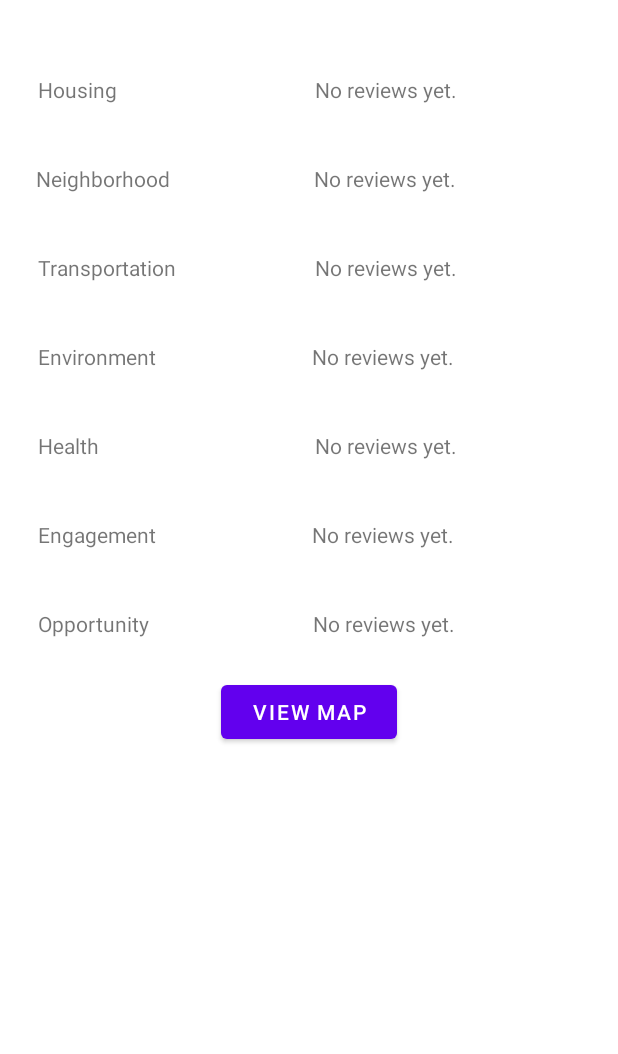
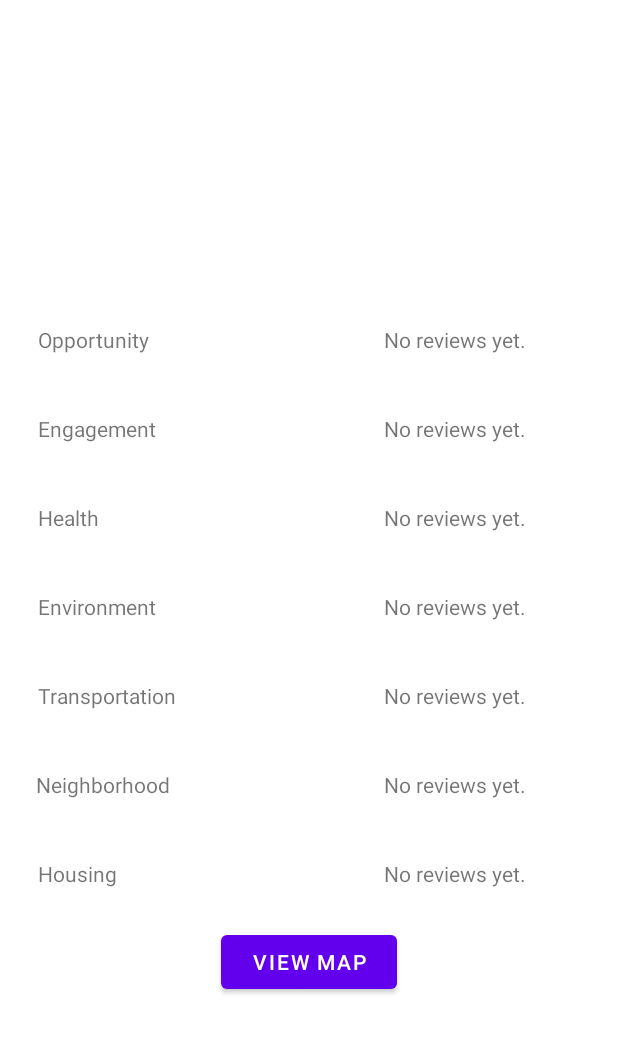
Before and after one commit to tuallen/CMSC436-Group-1, an Android app: the screen it shows after launch (MainActivity), on a phone screen of 412 x 824 dp, the part 84-1138 px from its top. Run offline under Robolectric (Android 15) with nearby library versions, the phone set to English and light mode, and no system bars; our stand-ins replace Firebase (no records; nobody signed in at launch, a user with empty details on screens opened directly).

Commit message:
Updated layout

```diff
--- a/Block Browser/app/src/main/res/layout/hub_layout.xml
+++ b/Block Browser/app/src/main/res/layout/hub_layout.xml
@@ -5,11 +5,155 @@
     android:layout_width="match_parent"
     android:layout_height="match_parent">
 
+
+    <!--
+    <ScrollView
+        android:layout_width="match_parent"
+        android:layout_height="wrap_content"
+        app:layout_constraintBottom_toBottomOf="parent"
+        app:layout_constraintStart_toStartOf="parent"
+        app:layout_constraintTop_toTopOf="parent">
+
+        <LinearLayout
+            android:id="@+id/reviewScroll"
+            android:layout_width="match_parent"
+            android:layout_height="wrap_content"
+            android:orientation="vertical" />
+    </ScrollView>
+    -->
+
+    <LinearLayout
+        android:id="@+id/hubLinLayout"
+        android:layout_width="match_parent"
+        android:layout_height="wrap_content"
+        android:orientation="horizontal"
+        android:weightSum="2"
+        app:layout_constraintBottom_toBottomOf="parent"
+        app:layout_constraintStart_toStartOf="parent"
+        app:layout_constraintTop_toTopOf="parent"
+        >
+
+        <LinearLayout
+            android:id="@+id/column1"
+            android:layout_width="match_parent"
+            android:layout_height="wrap_content"
+            android:layout_weight="1"
+            android:orientation="vertical"
+            android:weightSum="49"
+            app:layout_constraintBottom_toBottomOf="parent"
+            app:layout_constraintStart_toStartOf="parent"
+            app:layout_constraintTop_toTopOf="parent">
+
+            <TextView
+                android:id="@+id/hubTvOpportunity"
+                android:layout_width="match_parent"
+                android:layout_height="wrap_content"
+                android:layout_marginStart="25dp"
+                android:layout_marginTop="40dp"
+                android:layout_weight="7"
+                android:text="Opportunity"
+                app:layout_constraintStart_toStartOf="parent"
+                app:layout_constraintTop_toBottomOf="@+id/hubTvEngagement" />
+
+            <TextView
+                android:id="@+id/hubTvEngagement"
+                android:layout_width="match_parent"
+                android:layout_height="wrap_content"
+                android:layout_marginStart="25dp"
+                android:layout_marginTop="40dp"
+                android:layout_weight="7"
+                android:text="Engagement"
+                app:layout_constraintStart_toStartOf="parent"
+                app:layout_constraintTop_toBottomOf="@+id/hubTvHealth" />
+
+            <TextView
+                android:id="@+id/hubTvHealth"
+                android:layout_width="match_parent"
+                android:layout_height="wrap_content"
+                android:layout_marginStart="25dp"
+                android:layout_marginTop="40dp"
+                android:layout_weight="7"
+                android:text="Health"
+                app:layout_constraintStart_toStartOf="parent"
+                app:layout_constraintTop_toBottomOf="@+id/hubTvEnviro" />
+
+            <TextView
+                android:id="@+id/hubTvEnviro"
+                android:layout_width="match_parent"
+                android:layout_height="wrap_content"
+                android:layout_marginStart="25dp"
+                android:layout_marginTop="40dp"
+                android:layout_weight="7"
+                android:text="Environment"
+                app:layout_constraintStart_toStartOf="parent"
+                app:layout_constraintTop_toBottomOf="@+id/hubTvTransportation" />
+
+            <TextView
+                android:id="@+id/hubTvTransportation"
+                android:layout_width="match_parent"
+                android:layout_height="wrap_content"
+                android:layout_marginStart="25dp"
+                android:layout_marginTop="40dp"
+                android:layout_weight="7"
+                android:text="Transportation"
+                app:layout_constraintStart_toStartOf="parent"
+                app:layout_constraintTop_toBottomOf="@+id/hubTVNeighborhood" />
+
+            <TextView
+                android:id="@+id/hubTVNeighborhood"
+                android:layout_width="match_parent"
+                android:layout_height="wrap_content"
+                android:layout_marginStart="24dp"
+                android:layout_marginTop="40dp"
+                android:layout_weight="7"
+                android:text="Neighborhood"
+                app:layout_constraintStart_toStartOf="parent"
+                app:layout_constraintTop_toBottomOf="@+id/hubTVHousing" />
+
+            <TextView
+                android:id="@+id/hubTVHousing"
+                android:layout_width="match_parent"
+                android:layout_height="wrap_content"
+                android:layout_marginStart="25dp"
+                android:layout_marginTop="40dp"
+                android:layout_weight="7"
+                android:text="Housing"
+                app:layout_constraintStart_toStartOf="parent"
+                app:layout_constraintTop_toTopOf="parent" />
+
+        </LinearLayout>
+
+        <LinearLayout
+            android:id="@+id/column2"
+            android:layout_width="match_parent"
+            android:layout_height="wrap_content"
+            android:layout_weight="1"
+            android:orientation="vertical"
+            android:weightSum="49"
+            app:layout_constraintBottom_toBottomOf="parent"
+            app:layout_constraintStart_toStartOf="parent"
+            app:layout_constraintTop_toTopOf="parent"
+            >
+
+            <TextView
+                android:id="@+id/housingScore"
+                android:layout_width="match_parent"
+                android:layout_height="wrap_content"
+                android:layout_weight="7"
+                android:layout_marginStart="50dp"
+                android:layout_marginTop="40dp"
+                android:layout_marginEnd="25dp"
+                android:text="score"
+                app:layout_constraintEnd_toEndOf="parent"
+                app:layout_constraintStart_toEndOf="@+id/hubTVHousing"
+                app:layout_constraintTop_toTopOf="parent" />
+
             <TextView
                 android:id="@+id/opportunityScore"
-        android:layout_width="178dp"
+                android:layout_width="match_parent"
                 android:layout_height="wrap_content"
-        android:layout_marginStart="100dp"
+                android:layout_weight="7"
+                android:layout_marginStart="50dp"
                 android:layout_marginTop="40dp"
                 android:layout_marginEnd="25dp"
                 android:text="score"
@@ -20,9 +164,10 @@
 
             <TextView
                 android:id="@+id/engagementScore"
-        android:layout_width="0dp"
+                android:layout_width="match_parent"
                 android:layout_height="wrap_content"
-        android:layout_marginStart="104dp"
+                android:layout_weight="7"
+                android:layout_marginStart="50dp"
                 android:layout_marginTop="40dp"
                 android:layout_marginEnd="25dp"
                 android:text="score"
@@ -32,9 +177,10 @@
 
             <TextView
                 android:id="@+id/healthScore"
-        android:layout_width="0dp"
+                android:layout_width="match_parent"
                 android:layout_height="wrap_content"
-        android:layout_marginStart="144dp"
+                android:layout_weight="7"
+                android:layout_marginStart="50dp"
                 android:layout_marginTop="40dp"
                 android:layout_marginEnd="25dp"
                 android:text="score"
@@ -44,9 +190,10 @@
 
             <TextView
                 android:id="@+id/environmentScore"
-        android:layout_width="0dp"
+                android:layout_width="match_parent"
                 android:layout_height="wrap_content"
-        android:layout_marginStart="104dp"
+                android:layout_weight="7"
+                android:layout_marginStart="50dp"
                 android:layout_marginTop="40dp"
                 android:layout_marginEnd="25dp"
                 android:text="score"
@@ -56,9 +203,10 @@
 
             <TextView
                 android:id="@+id/transportationScore"
-        android:layout_width="0dp"
+                android:layout_width="match_parent"
                 android:layout_height="wrap_content"
-        android:layout_marginStart="92dp"
+                android:layout_weight="7"
+                android:layout_marginStart="50dp"
                 android:layout_marginTop="40dp"
                 android:layout_marginEnd="25dp"
                 android:text="score"
@@ -68,9 +216,10 @@
 
             <TextView
                 android:id="@+id/neighborhoodScore"
-        android:layout_width="0dp"
+                android:layout_width="match_parent"
                 android:layout_height="wrap_content"
-        android:layout_marginStart="96dp"
+                android:layout_weight="7"
+                android:layout_marginStart="50dp"
                 android:layout_marginTop="40dp"
                 android:layout_marginEnd="25dp"
                 android:text="score"
@@ -78,87 +227,9 @@
                 app:layout_constraintStart_toEndOf="@+id/hubTVNeighborhood"
                 app:layout_constraintTop_toBottomOf="@+id/housingScore" />
 
-    <TextView
-        android:id="@+id/hubTvOpportunity"
-        android:layout_width="wrap_content"
-        android:layout_height="wrap_content"
-        android:layout_marginStart="25dp"
-        android:layout_marginTop="40dp"
-        android:text="Opportunity"
-        app:layout_constraintStart_toStartOf="parent"
-        app:layout_constraintTop_toBottomOf="@+id/hubTvEngagement" />
+        </LinearLayout>
 
-    <TextView
-        android:id="@+id/hubTvEngagement"
-        android:layout_width="wrap_content"
-        android:layout_height="wrap_content"
-        android:layout_marginStart="25dp"
-        android:layout_marginTop="40dp"
-        android:text="Engagement"
-        app:layout_constraintStart_toStartOf="parent"
-        app:layout_constraintTop_toBottomOf="@+id/hubTvHealth" />
-
-    <TextView
-        android:id="@+id/hubTvHealth"
-        android:layout_width="wrap_content"
-        android:layout_height="wrap_content"
-        android:layout_marginStart="25dp"
-        android:layout_marginTop="40dp"
-        android:text="Health"
-        app:layout_constraintStart_toStartOf="parent"
-        app:layout_constraintTop_toBottomOf="@+id/hubTvEnviro" />
-
-    <TextView
-        android:id="@+id/hubTvEnviro"
-        android:layout_width="wrap_content"
-        android:layout_height="wrap_content"
-        android:layout_marginStart="25dp"
-        android:layout_marginTop="40dp"
-        android:text="Environment"
-        app:layout_constraintStart_toStartOf="parent"
-        app:layout_constraintTop_toBottomOf="@+id/hubTvTransportation" />
-
-    <TextView
-        android:id="@+id/hubTvTransportation"
-        android:layout_width="wrap_content"
-        android:layout_height="wrap_content"
-        android:layout_marginStart="25dp"
-        android:layout_marginTop="40dp"
-        android:text="Transportation"
-        app:layout_constraintStart_toStartOf="parent"
-        app:layout_constraintTop_toBottomOf="@+id/hubTVNeighborhood" />
-
-    <TextView
-        android:id="@+id/hubTVNeighborhood"
-        android:layout_width="wrap_content"
-        android:layout_height="wrap_content"
-        android:layout_marginStart="24dp"
-        android:layout_marginTop="40dp"
-        android:text="Neighborhood"
-        app:layout_constraintStart_toStartOf="parent"
-        app:layout_constraintTop_toBottomOf="@+id/hubTVHousing" />
-
-    <TextView
-        android:id="@+id/hubTVHousing"
-        android:layout_width="wrap_content"
-        android:layout_height="wrap_content"
-        android:layout_marginStart="25dp"
-        android:layout_marginTop="50dp"
-        android:text="Housing"
-        app:layout_constraintStart_toStartOf="parent"
-        app:layout_constraintTop_toTopOf="parent" />
-
-    <TextView
-        android:id="@+id/housingScore"
-        android:layout_width="0dp"
-        android:layout_height="wrap_content"
-        android:layout_marginStart="132dp"
-        android:layout_marginTop="50dp"
-        android:layout_marginEnd="25dp"
-        android:text="score"
-        app:layout_constraintEnd_toEndOf="parent"
-        app:layout_constraintStart_toEndOf="@+id/hubTVHousing"
-        app:layout_constraintTop_toTopOf="parent" />
+    </LinearLayout>
 
     <Button
         android:id="@+id/mapBtn"
@@ -168,5 +239,5 @@
         android:text="View Map"
         app:layout_constraintEnd_toEndOf="parent"
         app:layout_constraintStart_toStartOf="parent"
-        app:layout_constraintTop_toBottomOf="@+id/opportunityScore" />
+        app:layout_constraintTop_toBottomOf="@+id/hubLinLayout" />
 </androidx.constraintlayout.widget.ConstraintLayout>
```
Lines whose indentation alone changed are shown as unchanged.
